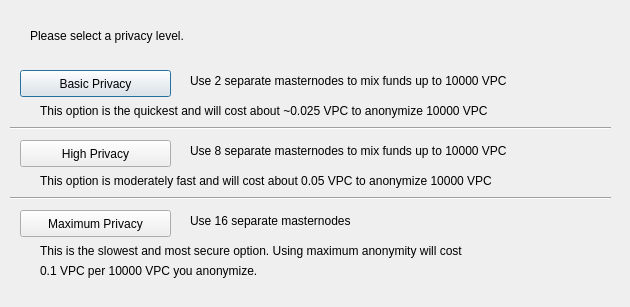
This is src/qt/forms/obfuscationconfig.ui in ekkakon/vpcpos as Qt 5 draws it before an edit. The edited form follows.
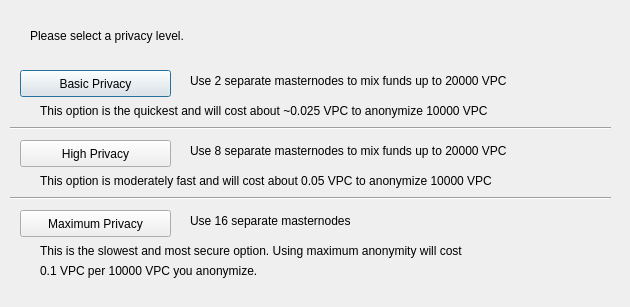
This is the edited form.

Commit message: MN collateral value fix

```diff
--- a/src/qt/forms/obfuscationconfig.ui
+++ b/src/qt/forms/obfuscationconfig.ui
@@ -75,7 +75,7 @@
     </rect>
    </property>
    <property name="text">
-    <string>Use 2 separate masternodes to mix funds up to 10000 VPC</string>
+    <string>Use 2 separate masternodes to mix funds up to 20000 VPC</string>
    </property>
   </widget>
   <widget class="QLabel" name="label_3">
@@ -88,7 +88,7 @@
     </rect>
    </property>
    <property name="text">
-    <string>Use 8 separate masternodes to mix funds up to 10000 VPC</string>
+    <string>Use 8 separate masternodes to mix funds up to 20000 VPC</string>
    </property>
   </widget>
   <widget class="QLabel" name="label_4">
```
The commit also changes 2 other files.
